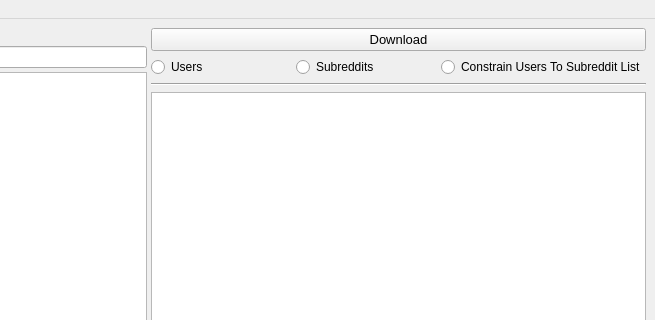
This is DownloaderForReddit/GUI_Resources/DownloaderForRedditGUI.ui in MalloyDelacroix/DownloaderForReddit as Qt 5 draws it before an edit; both pictures show x 577 to 1232 and y 0 to 320 of the 1232 by 836 pixel window. The edited form follows.
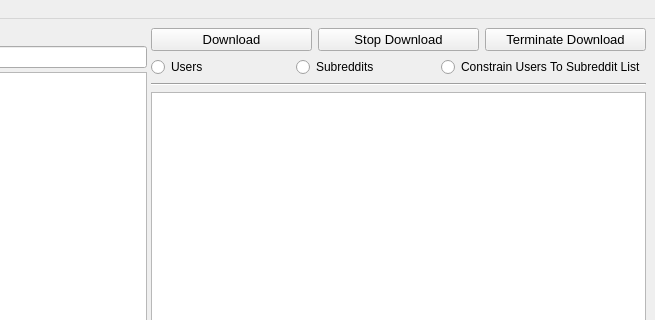
This is the edited form. Icons and pictures are not drawn.

Commit message: Rework start and stop download button function and layout

```diff
--- a/DownloaderForReddit/GUI_Resources/DownloaderForRedditGUI.ui
+++ b/DownloaderForReddit/GUI_Resources/DownloaderForRedditGUI.ui
@@ -21,9 +21,6 @@
    <layout class="QVBoxLayout" name="verticalLayout_4">
     <item>
      <widget class="QSplitter" name="horz_splitter">
-      <property name="frameShape">
-       <enum>QFrame::NoFrame</enum>
-      </property>
       <property name="orientation">
        <enum>Qt::Horizontal</enum>
       </property>
@@ -187,11 +184,10 @@
         </item>
        </layout>
       </widget>
-      <widget class="QWidget" name="layoutWidget">
+      <widget class="QWidget" name="">
        <layout class="QVBoxLayout" name="verticalLayout_3">
-        <property name="spacing">
-         <number>6</number>
-        </property>
+        <item>
+         <layout class="QHBoxLayout" name="download_button_layout">
         <item>
          <widget class="QPushButton" name="download_button">
           <property name="font">
@@ -206,6 +202,38 @@
            <string>Download</string>
           </property>
          </widget>
+          </item>
+          <item>
+           <widget class="QPushButton" name="soft_stop_download_button">
+            <property name="font">
+             <font>
+              <pointsize>10</pointsize>
+             </font>
+            </property>
+            <property name="toolTip">
+             <string>Stops the current download, but allows in progress downloads to finish</string>
+            </property>
+            <property name="text">
+             <string>Stop Download</string>
+            </property>
+           </widget>
+          </item>
+          <item>
+           <widget class="QPushButton" name="terminate_download_button">
+            <property name="font">
+             <font>
+              <pointsize>10</pointsize>
+             </font>
+            </property>
+            <property name="toolTip">
+             <string>Stops the download immediately and terminates in progress downloads (may result in corrupted files for downloads that were not complete)</string>
+            </property>
+            <property name="text">
+             <string>Terminate Download</string>
+            </property>
+           </widget>
+          </item>
+         </layout>
         </item>
         <item>
          <layout class="QHBoxLayout" name="horizontalLayout_3">
```
Lines whose indentation alone changed are shown as unchanged. The commit also changes 2 other files.
